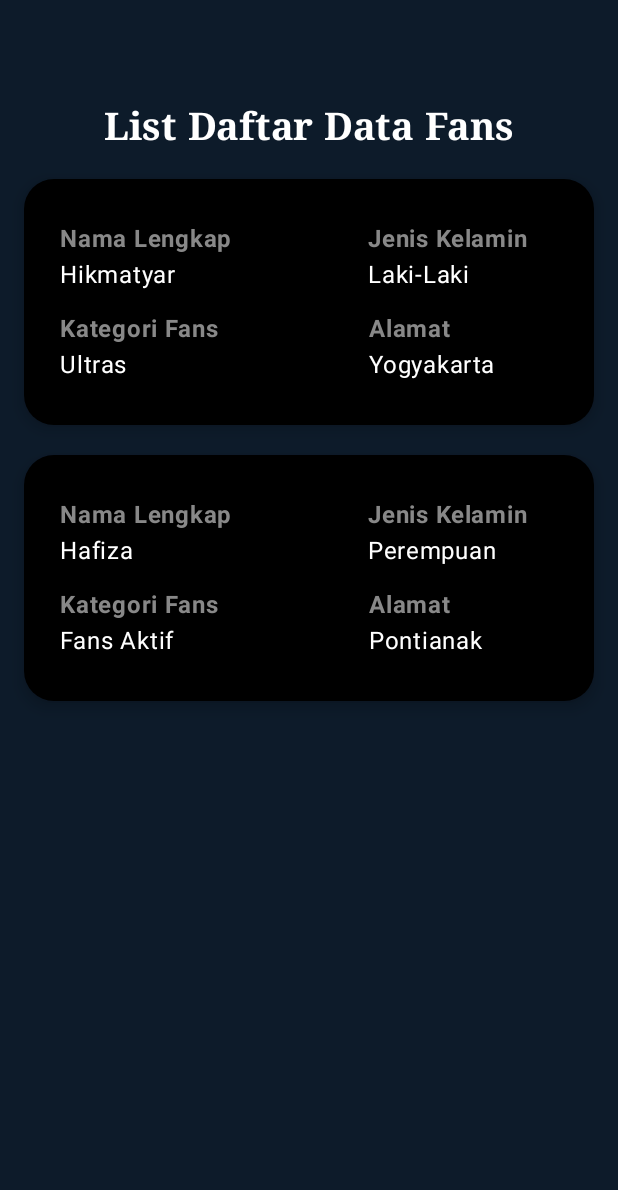
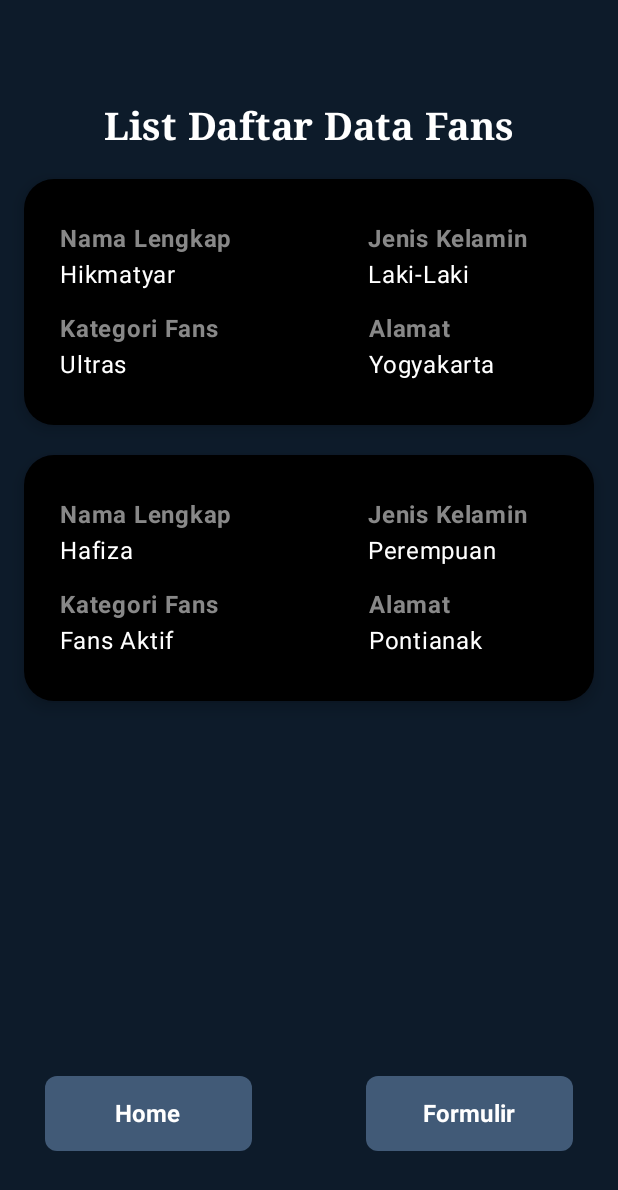
Before and after one commit to hikmatyar22/QuestNavigasiTugas_193, an Android app built with Jetpack Compose: the composable TampilanData shown on its own in the app's theme, on a phone screen of 412 x 824 dp. Shown: the top 1190 px of the screen. Run offline under Robolectric (Android 15) with nearby library versions, the phone set to English and light mode, and no system bars.

Commit message:
Membuat spacer untuk jarak dan membuat button untuk tombol home dan formulir dengan format row dan  menggunakan 2 event yang dibuat tadi

```diff
--- a/app/src/main/java/com/example/tugasquestnavigasi/view/DaftarData.kt
+++ b/app/src/main/java/com/example/tugasquestnavigasi/view/DaftarData.kt
@@ -149,7 +149,47 @@ fun TampilanData(
                     }
                 }
             }
+            Spacer(modifier = Modifier.height(250.dp))
+            Row(
+                modifier = Modifier
+                    .fillMaxWidth()
+                    .height(50.dp),
+                horizontalArrangement = Arrangement.spacedBy(16.dp)
+            ) {
+                Button(
+                    onClick = OnBerandaClick,
+                    modifier = Modifier
+                        .weight(1f)
+                        .padding(horizontal = 30.dp)
+                        .fillMaxHeight(),
+                    colors = ButtonDefaults.buttonColors(containerColor = Color(0xFF415A77)),
+                    shape = MaterialTheme.shapes.small
+                ) {
+                    Text(
+                        text = stringResource(id = R.string.kembali),
+                        fontSize = 16.sp,
+                        fontWeight = FontWeight.Bold,
+                        color = Color.White
+                    )
+                }
 
+                Button(
+                    onClick = OnFormulirClick,
+                    modifier = Modifier
+                        .weight(1f)
+                        .padding(horizontal = 30.dp)
+                        .fillMaxHeight(),
+                    colors = ButtonDefaults.buttonColors(containerColor = Color(0xFF415A77)),
+                    shape = MaterialTheme.shapes.small
+                ) {
+                    Text(
+                        text = stringResource(id = R.string.formulir),
+                        fontSize = 16.sp,
+                        fontWeight = FontWeight.Bold,
+                        color = Color.White
+                    )
+                }
+            }
 
         }
     }
```
